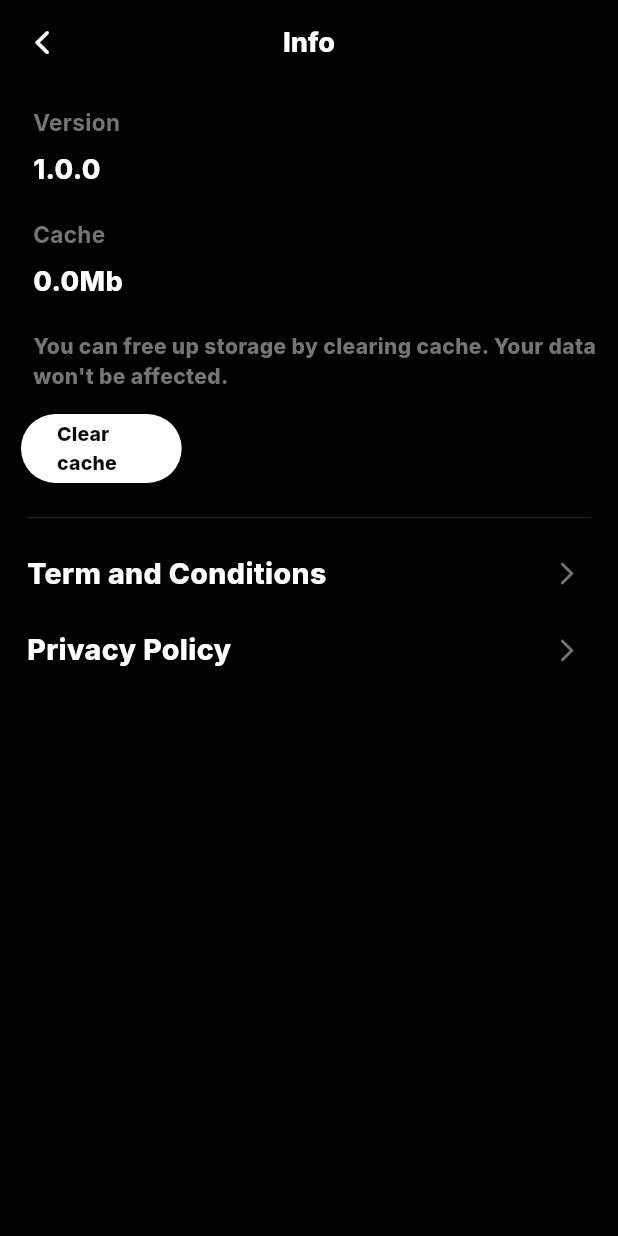
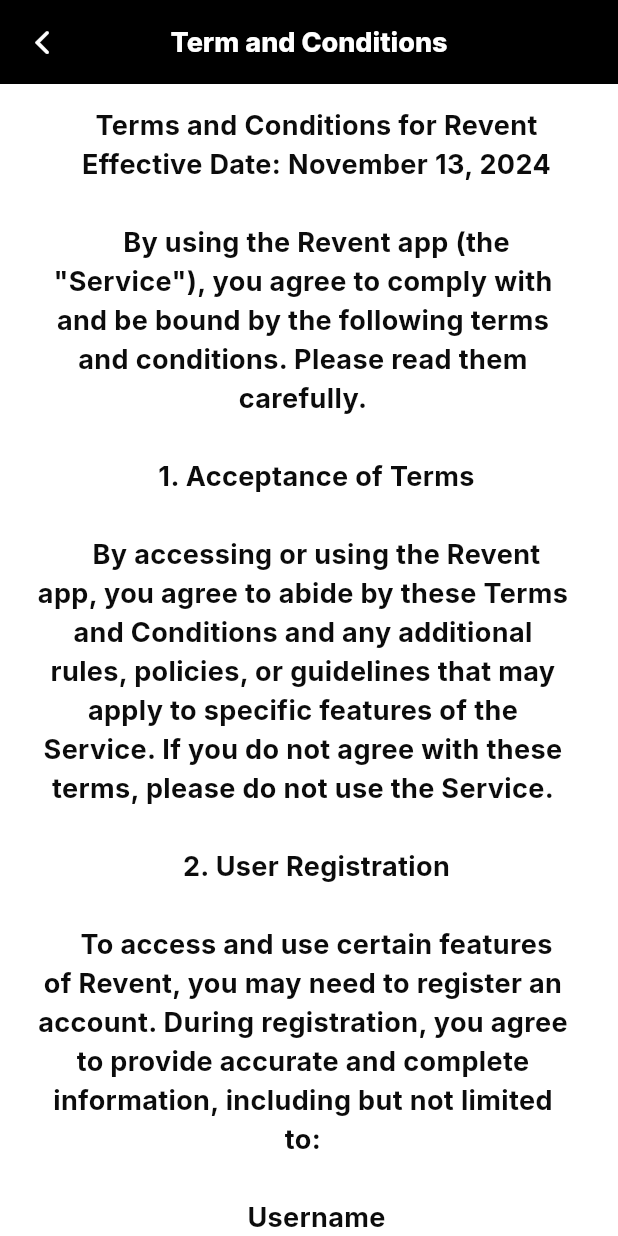
Before and after one commit to Tho100/revent, a Flutter app: the AppInfoPage screen opened directly, after a tap on "Term and Conditions", on a phone screen of 412 x 824 dp. Run offline on Flutter 3.47's test engine with Material 3 defaults, Android fonts, the phone set to English and light mode, and no system bars; our stand-ins replace flutter_dotenv, flutter_native_image, get_it, google_fonts; missing offline and left inert: dynamic_height_grid_view, image_picker_plus, mysql_client.

Commit message:
Added policies pages

```diff
--- /dev/null
+++ b/lib/pages/setttings/app_info/pp_page.dart
@@ -0,0 +1,105 @@
+import 'package:flutter/material.dart';
+import 'package:google_fonts/google_fonts.dart';
+import 'package:revent/themes/theme_color.dart';
+import 'package:revent/widgets/app_bar.dart';
+
+class PrivacyPolicyPage extends StatelessWidget {
+
+  const PrivacyPolicyPage({super.key});
+
+  String _buildMessage() {
+    return '''
+    Privacy Policy for Revent
+    Effective Date: November 13, 2024
+
+    Revent ("we", "us", or "our") is committed to protecting your privacy. This Privacy Policy outlines how we collect, use, and protect your personal information when you use the Revent app (the "Service"). By using the Service, you agree to the collection and use of information in accordance with this policy.
+
+    1. Information We Collect
+
+    To provide and improve the Service, we collect the following types of personal information:
+
+    Username: The name you provide during registration.
+    Email Address: Used for account management, notifications, and communication.
+    Password: For securing your account.
+    Photo Media Gallery: Photos uploaded by you as part of using the app.
+
+    2. How We Use Your Information
+
+    We use the information we collect for the following purposes:
+
+    To create and manage your account on Revent.
+    To allow you to upload, manage, and share photos.
+    To send important updates, security alerts, and notifications related to the Service.
+    To respond to your inquiries or provide customer support.
+    To improve the functionality and performance of the app.
+    3. Data Storage and Security
+
+    We take your privacy seriously and employ reasonable measures to protect your personal information. However, please note that no method of data transmission over the Internet or method of electronic storage is 100% secure. While we strive to use commercially acceptable means to protect your personal data, we cannot guarantee its absolute security.
+
+    4. Sharing Your Information
+
+    We do not sell, rent, or share your personal data with third parties, except in the following cases:
+
+    Service Providers: We may share your data with trusted third-party service providers who assist in the operation of the Service (e.g., hosting services, data analytics).
+    Legal Compliance: We may disclose your personal data if required to do so by law or in response to valid requests by public authorities (e.g., court orders or government agencies).
+    5. Data Retention
+    We will retain your personal information only for as long as necessary to fulfill the purposes outlined in this Privacy Policy. If you wish to delete your account or your data, you may contact us directly at revent@gmail.com. However, we may need to retain certain information to comply with legal obligations or resolve disputes.
+
+    6. User Rights
+
+    As a user, you have the right to:
+
+    Access: Request access to the personal data we hold about you.
+    Correction: Request corrections to any inaccurate or incomplete personal data.
+    Deletion: Request that we delete your personal data, subject to legal obligations.
+    Opt-Out: Opt-out of receiving promotional or marketing emails by following the unsubscribe instructions in the email.
+
+    7. Cookies and Tracking Technologies
+
+    We may use cookies and similar tracking technologies to enhance your experience with the Service. These technologies help us analyze trends, administer the app, track users' movements around the app, and gather demographic information. You can manage your cookie preferences in your device settings.
+
+    8. Children's Privacy
+
+    Revent does not knowingly collect or solicit personal data from anyone under the age of 13. If we learn that we have collected personal data from a child under 13, we will take steps to delete that information as soon as possible. If you are a parent or guardian and believe we have collected personal data from your child, please contact us immediately.
+
+    9. Changes to This Privacy Policy
+
+    We may update this Privacy Policy from time to time to reflect changes in our practices or for other operational, legal, or regulatory reasons. We will notify you of any significant changes by posting the updated Privacy Policy in the app and updating the "Effective Date" at the top of this document.
+
+    10. Contact Us
+
+    If you have any questions or concerns about this Privacy Policy or the way your personal data is handled, please contact us at:
+
+    Email: revent@gmail.com
+    ''';
+  }
+
+  @override
+  Widget build(BuildContext context) {
+    return Scaffold(
+      backgroundColor: ThemeColor.white,
+      appBar: CustomAppBar(
+        context: context,
+        title: 'Privacy Policy'
+      ).buildAppBar(),
+      body: SingleChildScrollView(
+        child: SizedBox(
+          width: MediaQuery.of(context).size.width * 0.92,
+          child: Padding(
+            padding: const EdgeInsets.only(top: 15, bottom: 12, left: 25),
+            child: Text(
+              _buildMessage(),
+              style: GoogleFonts.inter(
+                color: ThemeColor.mediumBlack,
+                fontWeight: FontWeight.w700,
+                fontSize: 18
+              ),
+              textAlign: TextAlign.center,
+            ),
+          ),
+        ),
+      )
+    );
+  }
+
+}
--- /dev/null
+++ b/lib/pages/setttings/app_info/tp_page.dart
@@ -0,0 +1,115 @@
+import 'package:flutter/material.dart';
+import 'package:google_fonts/google_fonts.dart';
+import 'package:revent/themes/theme_color.dart';
+import 'package:revent/widgets/app_bar.dart';
+
+class TermAndConditionsPage extends StatelessWidget {
+
+  const TermAndConditionsPage({super.key});
+
+  String _buildMessage() {
+    return '''
+    Terms and Conditions for Revent
+    Effective Date: November 13, 2024
+
+    By using the Revent app (the "Service"), you agree to comply with and be bound by the following terms and conditions. Please read them carefully.
+
+    1. Acceptance of Terms
+
+    By accessing or using the Revent app, you agree to abide by these Terms and Conditions and any additional rules, policies, or guidelines that may apply to specific features of the Service. If you do not agree with these terms, please do not use the Service.
+
+    2. User Registration
+
+    To access and use certain features of Revent, you may need to register an account. During registration, you agree to provide accurate and complete information, including but not limited to:
+
+    Username
+    Email address
+    Password
+
+    You are responsible for maintaining the confidentiality of your login information and for all activities under your account.
+
+    3. Data Collected
+
+    We collect the following personal data to provide and enhance the Service:
+
+    Username
+    Email address
+    Password
+    Photo media gallery (for the purpose of uploading and sharing photos)
+
+    By using the Service, you consent to the collection and use of your personal information as described in this section.
+
+    4. Use of Your Data
+
+    The data we collect is used for the following purposes:
+
+    To create and manage your user account.
+    To allow you to upload and share photos.
+    To communicate with you regarding updates, security, and other important notices.
+    To provide customer support, if necessary.
+    5. Privacy
+
+    Your privacy is important to us. Please refer to our Privacy Policy for details on how we collect, store, and protect your personal data.
+
+    6. User Obligations
+
+    By using the Revent app, you agree not to:
+
+    Violate any applicable laws or regulations.
+    Use the Service for any unlawful, harmful, or fraudulent activities.
+    Upload or share any content that is offensive, defamatory, or violates the rights of others.
+    Attempt to gain unauthorized access to other users' accounts or the Service.
+
+    7. Termination
+
+    We may suspend or terminate your access to the Service at any time, without notice, if you violate these Terms and Conditions.
+
+    8. Limitations of Liability
+
+    The Service is provided "as is," without warranties of any kind, either express or implied. Revent is not responsible for any loss or damage resulting from the use of the Service, including but not limited to any errors or omissions in the content, or any interruption or loss of data.
+
+    9. Modifications
+
+    We reserve the right to update, modify, or change these Terms and Conditions at any time. When we do so, we will update the "Effective Date" at the top of this document. We encourage you to review these terms periodically for any changes.
+
+    10. Governing Law
+
+    These Terms and Conditions are governed by the laws of Malaysia. Any disputes arising out of or in connection with these terms will be resolved in the appropriate courts of Malaysia.
+
+    11. Contact Information
+
+    If you have any questions about these Terms and Conditions, please contact us at:
+
+    Email: revent@gmail.com
+    ''';
+  }
+
+  @override
+  Widget build(BuildContext context) {
+    return Scaffold(
+      backgroundColor: ThemeColor.white,
+      appBar: CustomAppBar(
+        context: context,
+        title: 'Term and Conditions'
+      ).buildAppBar(),
+      body: SingleChildScrollView(
+        child: SizedBox(
+          width: MediaQuery.of(context).size.width * 0.92,
+          child: Padding(
+            padding: const EdgeInsets.only(top: 15, bottom: 12, left: 25),
+            child: Text(
+              _buildMessage(),
+              style: GoogleFonts.inter(
+                color: ThemeColor.mediumBlack,
+                fontWeight: FontWeight.w700,
+                fontSize: 18
+              ),
+              textAlign: TextAlign.center,
+            ),
+          ),
+        ),
+      )
+    );
+  }
+
+}
--- a/lib/pages/setttings/app_info_page.dart
+++ b/lib/pages/setttings/app_info_page.dart
@@ -1,5 +1,7 @@
 import 'package:flutter/material.dart';
 import 'package:google_fonts/google_fonts.dart';
+import 'package:revent/pages/setttings/app_info/pp_page.dart';
+import 'package:revent/pages/setttings/app_info/tp_page.dart';
 import 'package:revent/themes/theme_color.dart';
 import 'package:revent/widgets/app_bar.dart';
 import 'package:revent/widgets/buttons/main_button.dart';
@@ -106,14 +108,24 @@ class AppInfoPageState extends State<AppInfoPage> {
 
           SettingsButton(
             text: 'Term and Conditions',
-            onPressed: () {}
+            onPressed: () {
+              Navigator.push(
+                context,
+                MaterialPageRoute(builder: (_) => const TermAndConditionsPage())
+              );
+            }
           ),
 
           const SizedBox(height: 8),
 
           SettingsButton(
             text: 'Privacy Policy',
-            onPressed: () {}
+            onPressed: () {
+              Navigator.push(
+                context,
+                MaterialPageRoute(builder: (_) => const PrivacyPolicyPage())
+              );
+            }
           ),
 
         ],
```
